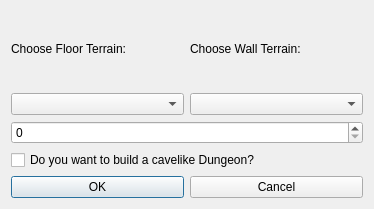
The window that src/tiled/dungeondialog.ui (grunt92/tiled) describes before a commit, drawn with Qt 5.
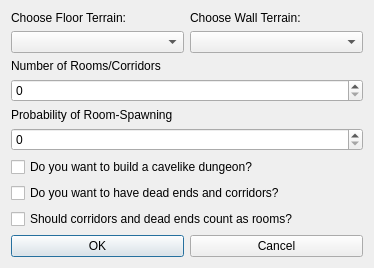
The same window after the commit.

```diff
--- a/src/tiled/dungeondialog.ui
+++ b/src/tiled/dungeondialog.ui
@@ -10,7 +10,7 @@
     <x>0</x>
     <y>0</y>
     <width>374</width>
-    <height>209</height>
+    <height>230</height>
    </rect>
   </property>
   <property name="windowTitle">
@@ -54,13 +54,44 @@
    </item>
    <item>
     <layout class="QVBoxLayout" name="verticalLayout_4">
+     <item>
+      <widget class="QLabel" name="label_3">
+       <property name="text">
+        <string>Number of Rooms/Corridors</string>
+       </property>
+      </widget>
+     </item>
      <item>
       <widget class="QSpinBox" name="spinBox"/>
      </item>
+     <item>
+      <widget class="QLabel" name="label_4">
+       <property name="text">
+        <string>Probability of Room-Spawning</string>
+       </property>
+      </widget>
+     </item>
+     <item>
+      <widget class="QSpinBox" name="spinBox_2"/>
+     </item>
      <item>
       <widget class="QCheckBox" name="checkBox">
        <property name="text">
-        <string>Do you want to build a cavelike Dungeon?</string>
+        <string>Do you want to build a cavelike dungeon?</string>
+       </property>
+      </widget>
+     </item>
+     <item>
+      <widget class="QCheckBox" name="checkBox_2">
+       <property name="text">
+        <string>Do you want to have dead ends and corridors?</string>
+       </property>
+      </widget>
+     </item>
+     <item>
+      <widget class="QCheckBox" name="checkBox_3">
+       <property name="text">
+        <string>Should corridors and dead ends count as rooms?</string>
        </property>
       </widget>
      </item>
```
